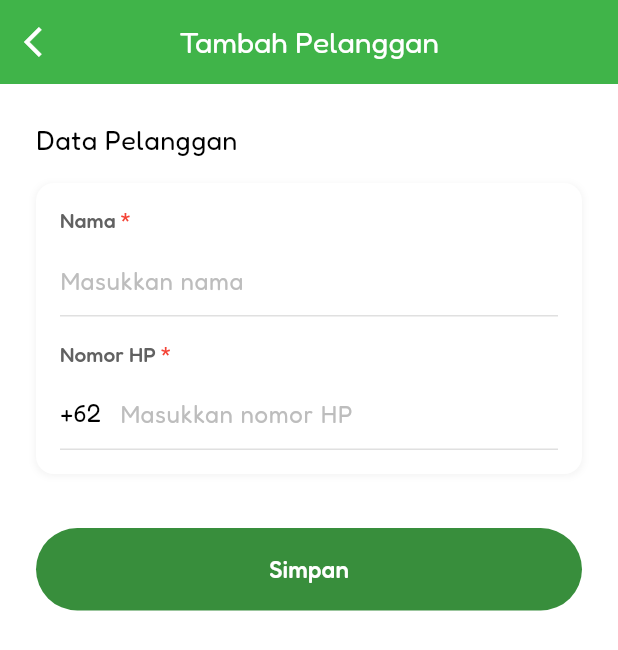
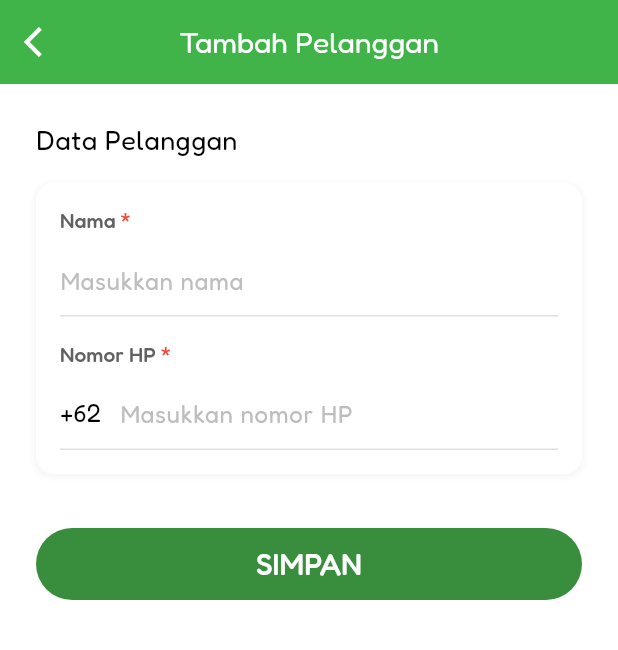
Before and after one commit to 3BCode/moda_android, a Flutter app: the PelangganAdd screen opened directly with empty values, on a phone screen of 412 x 824 dp. Shown: the top 650 px of the screen. Run offline on Flutter 3.47's test engine with Material 3 defaults, Android fonts, the phone set to English and light mode, and no system bars; our stand-ins replace flutter_typeahead, google_fonts, loading_animation_widget, lottie, shared_preferences; accounts and stored records are empty.

Commit message:
fix: all

```diff
--- a/lib/screen/pemilik_loket/pelanggan/pelanggan_add.dart
+++ b/lib/screen/pemilik_loket/pelanggan/pelanggan_add.dart
@@ -289,30 +289,38 @@ class _PelangganAddState extends State<PelangganAdd> {
                     ),
                   ),
                   const SizedBox(height: 36),
-                  ElevatedButton(
+                  SizedBox(
+                    height: 48, // Atur tinggi tombol secara eksplisit
+                    child: ElevatedButton(
                       style: ElevatedButton.styleFrom(
                         backgroundColor: AppColor.buttonColor,
                         foregroundColor: AppColor.putih,
                         shape: RoundedRectangleBorder(
-                        borderRadius: BorderRadius.circular(30),
+                          borderRadius: BorderRadius.circular(
+                              24), // Sesuaikan dengan setengah tinggi tombol
                         ),
-                      padding: const EdgeInsets.symmetric(vertical: 16),
+                        padding: const EdgeInsets.symmetric(
+                            horizontal:
+                                24), // Kurangi padding vertikal, tambah horizontal jika perlu
                         elevation: 0,
                       ),
                       onPressed: isLoading ? null : _submitForm,
                       child: isLoading
                           ? const SizedBox(
-                            width: 20,
-                            height: 20,
+                              width: 16,
+                              height: 16,
                               child: CircularProgressIndicator(
                                 color: AppColor.putih,
                                 strokeWidth: 2,
                               ),
                             )
                           : Text(
-                            'Simpan',
+                              'SIMPAN',
                               style: GoogleFonts.fredoka(
-                              fontSize: 16,
+                                fontSize: 20, // Kurangi ukuran font sedikit
+                                fontWeight: FontWeight
+                                    .w500, // Tambahkan weight untuk keterbacaan
+                              ),
                             ),
                     ),
                   ),
```
Lines whose indentation alone changed are shown as unchanged.
